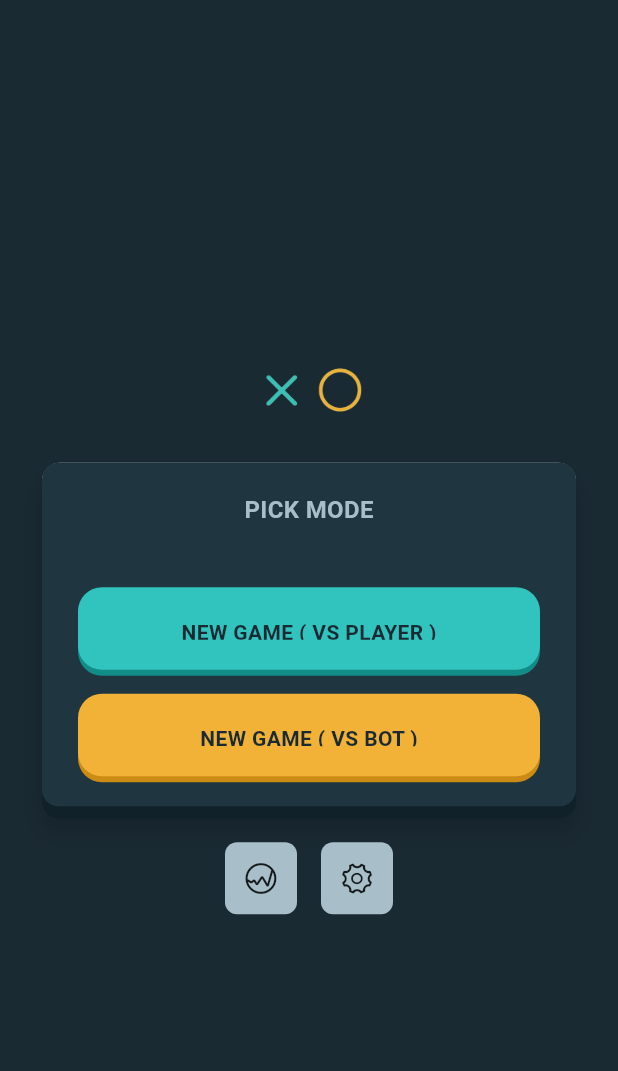
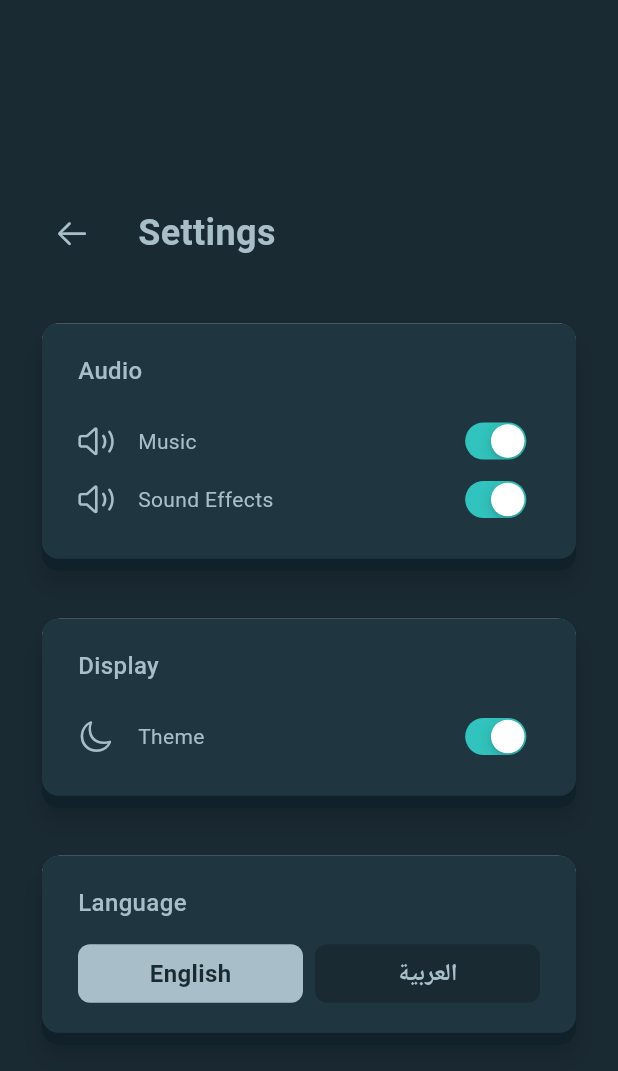
Before and after one commit to OmarAdel10/x_o_game, a Flutter app: the screen it shows after launch, after a tap on an icon or button, on a phone screen of 412 x 824 dp. Shown: the top 1071 px of the screen. Run offline on Flutter 3.47's test engine with Material 3 defaults, Android fonts, the light colour scheme and no system bars; drawn by our look-alikes of auto_size_text; our stand-ins replace google_fonts.

Commit message:
- Implemented Settings Screen UI

```diff
--- a/lib/home/home/view/screens/home_screen.dart
+++ b/lib/home/home/view/screens/home_screen.dart
@@ -3,6 +3,7 @@ import 'package:flutter/material.dart';
 import 'package:google_fonts/google_fonts.dart';
 import 'package:x_o_game/game/pvb/view/screens/player_vs_bot_screen.dart';
 import 'package:x_o_game/game/pvp/view/screens/player_vs_player_screen.dart';
+import 'package:x_o_game/home/settings/view/screens/settings_screen.dart';
 import 'package:x_o_game/shared/apptheme.dart';
 import 'package:x_o_game/shared/managers/assets_manager.dart';
 import 'package:x_o_game/shared/managers/font_manager.dart';
@@ -63,22 +64,18 @@ class HomeScreen extends StatelessWidget {
                           backgroundColor: Apptheme.lightBlue,
                           shadowColor: Apptheme.shadowBlue,
                           text: 'NEW GAME ( VS PLAYER )',
-                          onPressed: () {
-                            Navigator.of(
-                              context,
-                            ).pushNamed(PlayerVsPlayerScreen.routeName);
-                          },
+                          onPressed: () => Navigator.of(
+                            context,
+                          ).pushNamed(PlayerVsPlayerScreen.routeName),
                         ),
                         const SizedBox(height: 16),
                         CustomButton(
                           backgroundColor: Apptheme.lightYellow,
                           shadowColor: Apptheme.shadowYellow,
                           text: 'NEW GAME ( VS BOT )',
-                          onPressed: () {
-                            Navigator.of(
-                              context,
-                            ).pushNamed(PlayerVsBotScreen.routeName);
-                          },
+                          onPressed: () => Navigator.of(
+                            context,
+                          ).pushNamed(PlayerVsBotScreen.routeName),
                         ),
                       ],
                     ),
@@ -104,7 +101,10 @@ class HomeScreen extends StatelessWidget {
                   ),
                   const SizedBox(width: 16),
                   InkWell(
-                    onTap: () {},
+                    onTap: () => Navigator.of(
+                      context,
+                    ).pushNamed(SettingsScreen.routeName),
+
                     child: Container(
                       padding: const EdgeInsets.all(12),
                       decoration: BoxDecoration(
--- /dev/null
+++ b/lib/home/settings/view/screens/settings_screen.dart
@@ -0,0 +1,346 @@
+import 'package:auto_size_text/auto_size_text.dart';
+import 'package:flutter/cupertino.dart';
+import 'package:flutter/material.dart';
+import 'package:google_fonts/google_fonts.dart';
+import 'package:x_o_game/shared/apptheme.dart';
+import 'package:x_o_game/shared/managers/font_manager.dart';
+
+class SettingsScreen extends StatefulWidget {
+  static const String routeName = 'settings';
+  const SettingsScreen({super.key});
+
+  @override
+  State<SettingsScreen> createState() => _SettingsScreenState();
+}
+
+class _SettingsScreenState extends State<SettingsScreen> {
+  bool _musicSwitchValue = true;
+  bool _soundEffectsSwitchValue = true;
+  bool _themeValue = true;
+
+  bool isEnglishSelected = true;
+
+  @override
+  Widget build(BuildContext context) {
+    return Scaffold(
+      body: SafeArea(
+        child: Padding(
+          padding: const EdgeInsets.symmetric(horizontal: 24),
+          child: Column(
+            mainAxisAlignment: MainAxisAlignment.center,
+            children: [
+              Row(
+                mainAxisAlignment: MainAxisAlignment.start,
+                children: [
+                  IconButton(
+                    onPressed: () {
+                      if (Navigator.of(context).canPop()) {
+                        Navigator.of(context).pop();
+                      }
+                    },
+                    icon: Icon(
+                      CupertinoIcons.arrow_left,
+                      size: 24,
+                      color: Apptheme.silver,
+                    ),
+                  ),
+                  const SizedBox(width: 20),
+                  AutoSizeText(
+                    'Settings',
+                    style: GoogleFonts.roboto(
+                      color: Apptheme.silver,
+                      fontSize: FontSizeManager.header,
+                      fontWeight: FontWeightManager.bold,
+                    ),
+                  ),
+                ],
+              ),
+              const SizedBox(height: 32),
+              // Audio Card
+              Card(
+                elevation: 8,
+                child: Container(
+                  decoration: BoxDecoration(
+                    color: Apptheme.semiDarkNavy,
+                    borderRadius: BorderRadius.circular(11),
+                    boxShadow: [
+                      BoxShadow(
+                        color: Apptheme.shadowDark,
+                        offset: const Offset(0, 8),
+                        blurRadius: 0,
+                      ),
+                    ],
+                  ),
+                  child: Padding(
+                    padding: const EdgeInsets.symmetric(
+                      horizontal: 24,
+                      vertical: 20,
+                    ),
+                    child: Column(
+                      crossAxisAlignment: CrossAxisAlignment.start,
+                      children: [
+                        AutoSizeText(
+                          'Audio',
+                          style: GoogleFonts.roboto(
+                            color: Apptheme.silver,
+                            fontSize: FontSizeManager.sectionTitle,
+                            fontWeight: FontWeightManager.sectionTitles,
+                          ),
+                        ),
+                        const SizedBox(height: 16),
+                        Row(
+                          children: [
+                            Icon(
+                              _musicSwitchValue
+                                  ? CupertinoIcons.speaker_2
+                                  : CupertinoIcons.speaker_slash,
+                              color: Apptheme.silver,
+                              size: 24,
+                            ),
+                            const SizedBox(width: 16),
+                            AutoSizeText(
+                              'Music',
+                              style: GoogleFonts.roboto(
+                                color: Apptheme.silver,
+                                fontSize: FontSizeManager.bodySmall,
+                                fontWeight: FontWeightManager.regular,
+                              ),
+                            ),
+                            Spacer(),
+
+                            Transform.scale(
+                              scale: 0.8,
+                              child: CupertinoSwitch(
+                                value: _musicSwitchValue,
+                                onChanged: (value) {
+                                  setState(() {
+                                    _musicSwitchValue = value;
+                                  });
+                                },
+                                activeTrackColor: Apptheme.lightBlue,
+                                inactiveTrackColor: Apptheme.silver,
+                              ),
+                            ),
+                          ],
+                        ),
+                        Row(
+                          children: [
+                            Icon(
+                              _soundEffectsSwitchValue
+                                  ? CupertinoIcons.speaker_2
+                                  : CupertinoIcons.speaker_slash,
+                              color: Apptheme.silver,
+                              size: 24,
+                            ),
+                            const SizedBox(width: 16),
+                            AutoSizeText(
+                              'Sound Effects',
+                              style: GoogleFonts.roboto(
+                                color: Apptheme.silver,
+                                fontSize: FontSizeManager.bodySmall,
+                                fontWeight: FontWeightManager.regular,
+                              ),
+                            ),
+                            Spacer(),
+
+                            Transform.scale(
+                              scale: 0.8,
+                              child: CupertinoSwitch(
+                                value: _soundEffectsSwitchValue,
+                                onChanged: (value) {
+                                  setState(() {
+                                    _soundEffectsSwitchValue = value;
+                                  });
+                                },
+                                activeTrackColor: Apptheme.lightBlue,
+                                inactiveTrackColor: Apptheme.silver,
+                              ),
+                            ),
+                          ],
+                        ),
+                      ],
+                    ),
+                  ),
+                ),
+              ),
+
+              const SizedBox(height: 32),
+              // Display Card
+              Card(
+                elevation: 8,
+                child: Container(
+                  decoration: BoxDecoration(
+                    color: Apptheme.semiDarkNavy,
+                    borderRadius: BorderRadius.circular(11),
+                    boxShadow: [
+                      BoxShadow(
+                        color: Apptheme.shadowDark,
+                        offset: const Offset(0, 8),
+                        blurRadius: 0,
+                      ),
+                    ],
+                  ),
+                  child: Padding(
+                    padding: const EdgeInsets.symmetric(
+                      horizontal: 24,
+                      vertical: 20,
+                    ),
+                    child: Column(
+                      crossAxisAlignment: CrossAxisAlignment.start,
+                      children: [
+                        AutoSizeText(
+                          'Display',
+                          style: GoogleFonts.roboto(
+                            color: Apptheme.silver,
+                            fontSize: FontSizeManager.sectionTitle,
+                            fontWeight: FontWeightManager.sectionTitles,
+                          ),
+                        ),
+                        const SizedBox(height: 16),
+                        Row(
+                          children: [
+                            Icon(
+                              CupertinoIcons.moon,
+                              color: Apptheme.silver,
+                              size: 24,
+                            ),
+                            const SizedBox(width: 16),
+                            AutoSizeText(
+                              'Theme',
+                              style: GoogleFonts.roboto(
+                                color: Apptheme.silver,
+                                fontSize: FontSizeManager.bodySmall,
+                                fontWeight: FontWeightManager.regular,
+                              ),
+                            ),
+                            Spacer(),
+
+                            Transform.scale(
+                              scale: 0.8,
+                              child: CupertinoSwitch(
+                                value: _themeValue,
+                                onChanged: (value) {
+                                  setState(() {
+                                    _themeValue = value;
+                                  });
+                                },
+                                activeTrackColor: Apptheme.lightBlue,
+                                inactiveTrackColor: Apptheme.silver,
+                              ),
+                            ),
+                          ],
+                        ),
+                      ],
+                    ),
+                  ),
+                ),
+              ),
+
+              const SizedBox(height: 32),
+              // Language Card
+              Card(
+                elevation: 8,
+                child: Container(
+                  decoration: BoxDecoration(
+                    color: Apptheme.semiDarkNavy,
+                    borderRadius: BorderRadius.circular(11),
+                    boxShadow: [
+                      BoxShadow(
+                        color: Apptheme.shadowDark,
+                        offset: const Offset(0, 8),
+                        blurRadius: 0,
+                      ),
+                    ],
+                  ),
+                  child: Padding(
+                    padding: const EdgeInsets.symmetric(
+                      horizontal: 24,
+                      vertical: 20,
+                    ),
+                    child: Column(
+                      crossAxisAlignment: CrossAxisAlignment.start,
+                      children: [
+                        AutoSizeText(
+                          'Language',
+                          style: GoogleFonts.roboto(
+                            color: Apptheme.silver,
+                            fontSize: FontSizeManager.sectionTitle,
+                            fontWeight: FontWeightManager.sectionTitles,
+                          ),
+                        ),
+                        const SizedBox(height: 16),
+                        Row(
+                          children: [
+                            Expanded(
+                              child: GestureDetector(
+                                onTap: () {
+                                  isEnglishSelected = true;
+                                  setState(() {});
+                                },
+                                child: Container(
+                                  padding: EdgeInsets.symmetric(vertical: 8),
+                                  decoration: BoxDecoration(
+                                    color: isEnglishSelected
+                                        ? Apptheme.silver
+                                        : Apptheme.deepDarkNavy,
+                                    borderRadius: BorderRadius.circular(8),
+                                  ),
+                                  child: Center(
+                                    child: Text(
+                                      'English',
+                                      style: GoogleFonts.roboto(
+                                        color: isEnglishSelected
+                                            ? Apptheme.deepDarkNavy
+                                            : Apptheme.silver,
+                                        fontSize: FontSizeManager.bodyMedium,
+                                        fontWeight: FontWeightManager.semiBold,
+                                      ),
+                                    ),
+                                  ),
+                                ),
+                              ),
+                            ),
+                            const SizedBox(width: 8),
+                            Expanded(
+                              child: GestureDetector(
+                                onTap: () {
+                                  isEnglishSelected = false;
+                                  setState(() {});
+                                },
+                                child: Container(
+                                  padding: EdgeInsets.symmetric(vertical: 8),
+                                  decoration: BoxDecoration(
+                                    color: isEnglishSelected
+                                        ? Apptheme.deepDarkNavy
+                                        : Apptheme.silver,
+                                    borderRadius: BorderRadius.circular(8),
+                                  ),
+                                  child: Center(
+                                    child: Text(
+                                      'العربية',
+                                      style: GoogleFonts.roboto(
+                                        color: isEnglishSelected
+                                            ? Apptheme.silver
+                                            : Apptheme.deepDarkNavy,
+                                        fontSize: FontSizeManager.bodyMedium,
+                                        fontWeight: FontWeightManager.semiBold,
+                                      ),
+                                    ),
+                                  ),
+                                ),
+                              ),
+                            ),
+                          ],
+                        ),
+                      ],
+                    ),
+                  ),
+                ),
+              ),
+            ],
+          ),
+        ),
+      ),
+    );
+  }
+}
--- a/lib/main.dart
+++ b/lib/main.dart
@@ -2,6 +2,7 @@ import 'package:flutter/material.dart';
 import 'package:x_o_game/game/pvb/view/screens/player_vs_bot_screen.dart';
 import 'package:x_o_game/game/pvp/view/screens/player_vs_player_screen.dart';
 import 'package:x_o_game/home/home/view/screens/home_screen.dart';
+import 'package:x_o_game/home/settings/view/screens/settings_screen.dart';
 import 'package:x_o_game/shared/apptheme.dart';
 
 void main() {
@@ -19,6 +20,7 @@ class XOGame extends StatelessWidget {
         HomeScreen.routeName: (_) => HomeScreen(),
         PlayerVsPlayerScreen.routeName: (_) => PlayerVsPlayerScreen(),
         PlayerVsBotScreen.routeName: (_) => PlayerVsBotScreen(),
+        SettingsScreen.routeName: (_) => SettingsScreen(),
       },
       initialRoute: HomeScreen.routeName,
       theme: Apptheme.darkTheme,
```
